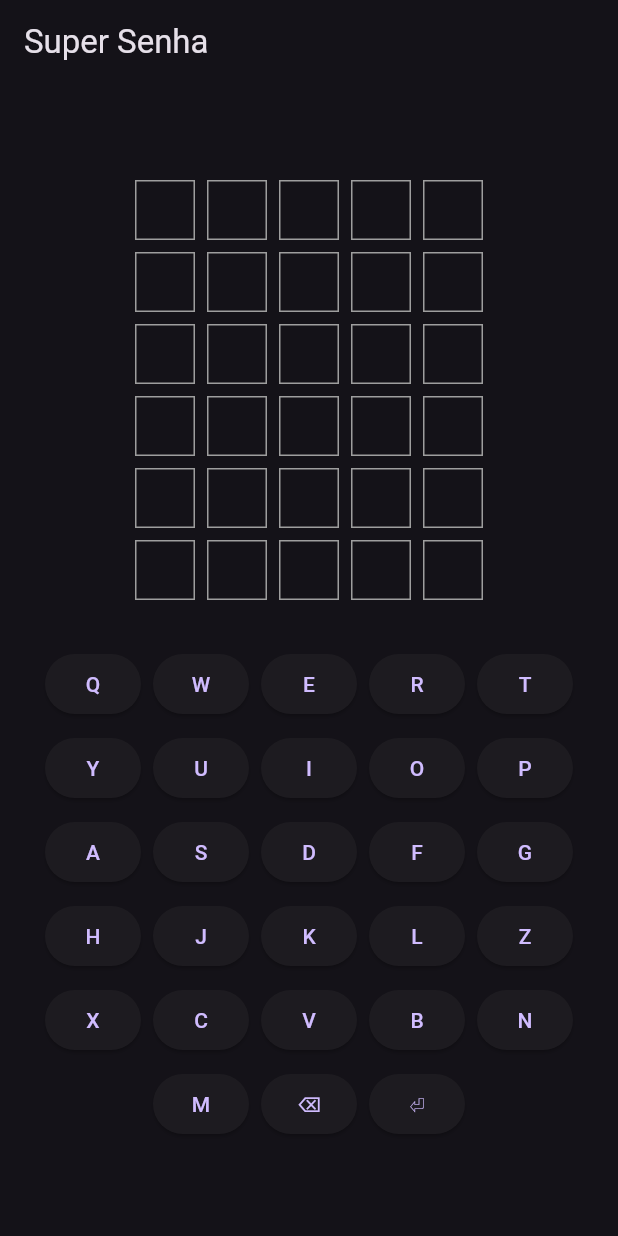
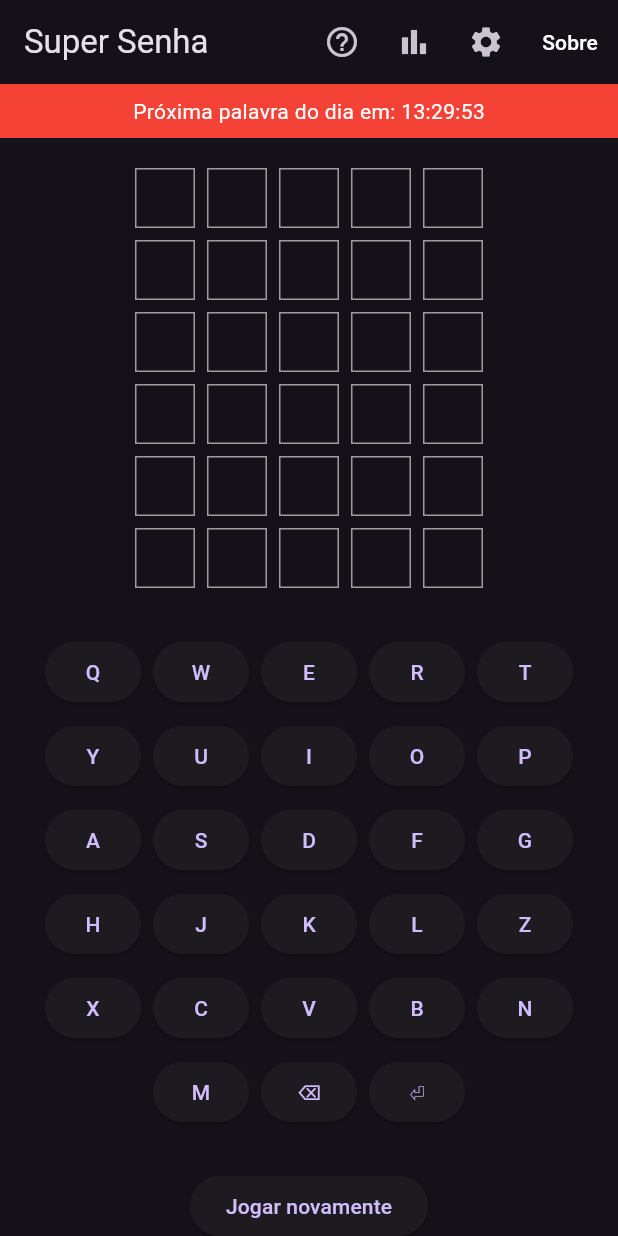
Before and after one commit to vperdigao/super_senha, a Flutter app: the screen it shows after launch, on a phone screen of 412 x 824 dp. Run offline on Flutter 3.47's test engine with Material 3 defaults, Android fonts, the phone set to English and light mode, and no system bars.

Commit message:
Update UI layout with header and countdown

```diff
--- a/lib/main.dart
+++ b/lib/main.dart
@@ -1,3 +1,4 @@
+import 'dart:async';
 import 'package:flutter/material.dart';
 
 void main() {
@@ -32,6 +33,40 @@ class _GamePageState extends State<GamePage> {
   int _currentRow = 0;
   int _currentCol = 0;
 
+  late Timer _timer;
+  String _countdown = '';
+
+  @override
+  void initState() {
+    super.initState();
+    _startCountdown();
+  }
+
+  void _startCountdown() {
+    void update() {
+      final now = DateTime.now();
+      final nextMidnight = DateTime(now.year, now.month, now.day + 1);
+      final remaining = nextMidnight.difference(now);
+      final hours = remaining.inHours.remainder(24).toString().padLeft(2, '0');
+      final minutes =
+          remaining.inMinutes.remainder(60).toString().padLeft(2, '0');
+      final seconds =
+          remaining.inSeconds.remainder(60).toString().padLeft(2, '0');
+      setState(() {
+        _countdown = '$hours:$minutes:$seconds';
+      });
+    }
+
+    update();
+    _timer = Timer.periodic(const Duration(seconds: 1), (_) => update());
+  }
+
+  @override
+  void dispose() {
+    _timer.cancel();
+    super.dispose();
+  }
+
   void _handleKey(String key) {
     setState(() {
       if (key == 'ENTER') {
@@ -51,16 +86,64 @@ class _GamePageState extends State<GamePage> {
     });
   }
 
+  void _resetGame() {
+    setState(() {
+      for (var r = 0; r < rows; r++) {
+        for (var c = 0; c < cols; c++) {
+          _board[r][c] = '';
+        }
+      }
+      _currentRow = 0;
+      _currentCol = 0;
+    });
+  }
+
   @override
   Widget build(BuildContext context) {
     return Scaffold(
-      appBar: AppBar(title: const Text('Super Senha')),
+      appBar: AppBar(
+        title: const Text('Super Senha'),
+        actions: [
+          IconButton(
+            icon: const Icon(Icons.help_outline),
+            onPressed: () {},
+          ),
+          IconButton(
+            icon: const Icon(Icons.bar_chart),
+            onPressed: () {},
+          ),
+          IconButton(
+            icon: const Icon(Icons.settings),
+            onPressed: () {},
+          ),
+          TextButton(
+            onPressed: () {},
+            child: const Text('Sobre', style: TextStyle(color: Colors.white)),
+          )
+        ],
+      ),
       body: Column(
-        mainAxisAlignment: MainAxisAlignment.center,
         children: [
+          Container(
+            width: double.infinity,
+            color: Colors.red,
+            padding: const EdgeInsets.symmetric(vertical: 8),
+            child: Center(
+              child: Text(
+                'Próxima palavra do dia em: $_countdown',
+                style: const TextStyle(color: Colors.white),
+              ),
+            ),
+          ),
+          const SizedBox(height: 16),
           _buildBoard(),
           const SizedBox(height: 24),
           _buildKeyboard(),
+          const SizedBox(height: 24),
+          ElevatedButton(
+            onPressed: _resetGame,
+            child: const Text('Jogar novamente'),
+          ),
         ],
       ),
     );
```
